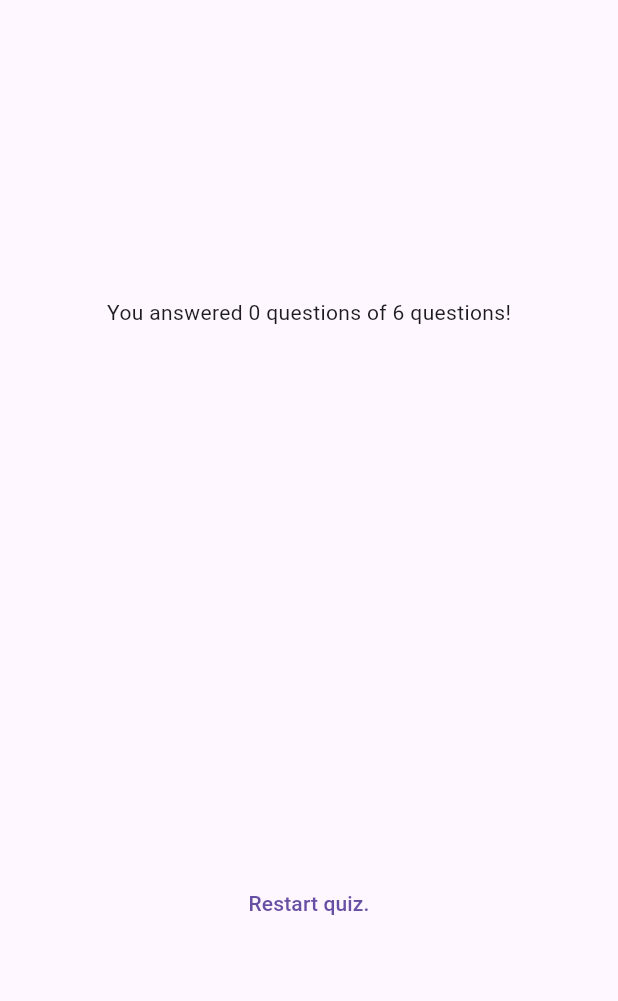
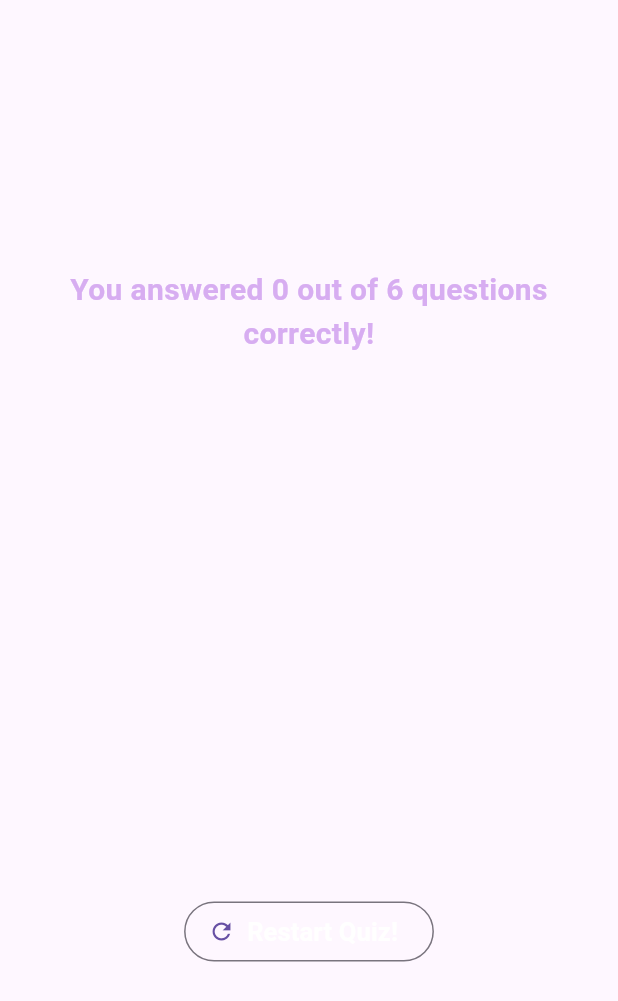
Before and after one commit to VeronikaTish/quiz_app, a Flutter app: the ResultsScreen widget shown alone on an empty page, opened directly with empty values, on a phone screen of 412 x 824 dp. Shown: the top 1001 px of the screen. Run offline on Flutter 3.47's test engine with Material 3 defaults, Android fonts, the phone set to English and light mode, and no system bars; our stand-ins replace google_fonts.

Commit message:
style result screen

```diff
--- a/lib/results_screen.dart
+++ b/lib/results_screen.dart
@@ -3,9 +3,10 @@ import 'package:quiz_app/data/questions.dart';
 import 'package:quiz_app/questions_summary.dart';
 
 class ResultsScreen extends StatelessWidget {
-  const ResultsScreen({super.key, required this.chosenAnswers});
+  const ResultsScreen(this.restartQuiz, {super.key, required this.chosenAnswers});
 
   final List<String> chosenAnswers;
+  final void Function() restartQuiz;
 
   List<Map<String, Object>> getSummaryData() {
     final List<Map<String, Object>> summary = [];
@@ -39,17 +40,30 @@ class ResultsScreen extends StatelessWidget {
           mainAxisAlignment: MainAxisAlignment.center,
           children: [
             Text(
-              'You answered $numCorrectQuestions questions of $numTotalQuestions questions!',
+              'You answered $numCorrectQuestions out of $numTotalQuestions questions correctly!',
+              style: const TextStyle(
+                color: Color.fromARGB(255, 215, 173, 241),
+                fontSize: 20,
+                fontWeight: FontWeight.bold,
               ),
+              textAlign: TextAlign.center,
+            ),
             const SizedBox(height: 30),
             QuestionsSummary(summaryData),
             const SizedBox(
               height: 30,
             ),
-            TextButton(
-              onPressed: () {},
-              child: const Text('Restart quiz.'),
-            ),
+            OutlinedButton.icon(
+                onPressed: restartQuiz,
+                icon: const Icon(Icons.refresh),
+                label: const Text(
+                  'Restart Quiz!',
+                  style: TextStyle(
+                    fontSize: 17,
+                    color: Colors.white,
+                    fontWeight: FontWeight.bold,
+                  ),
+                )),
           ],
         ),
       ),
```
Also changed, not shown: lib/questions_summary.dart (+47 -5 lines), lib/quiz.dart (+8 -0 lines).
